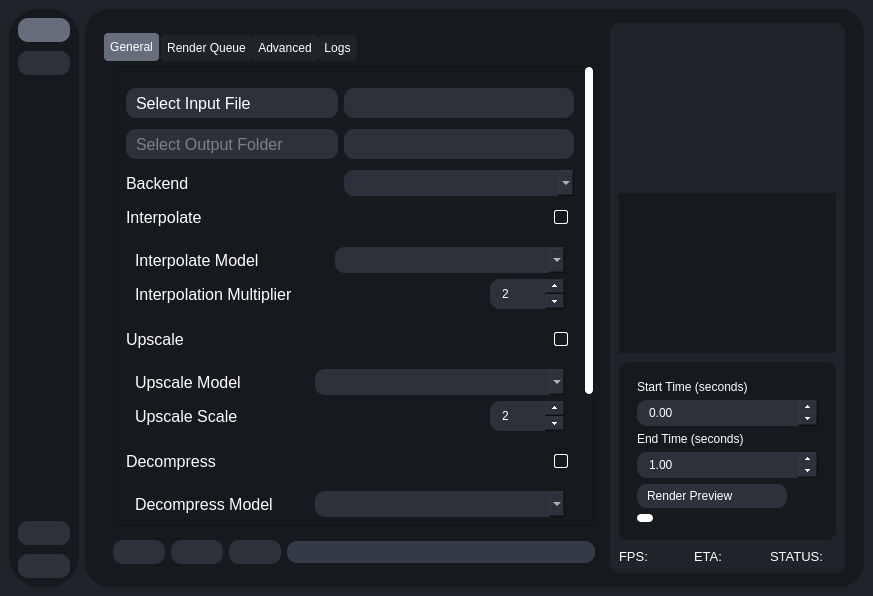
The window that testRVEInterface.ui (gokulmc/enhance_crop) describes before a commit, drawn with Qt 5.
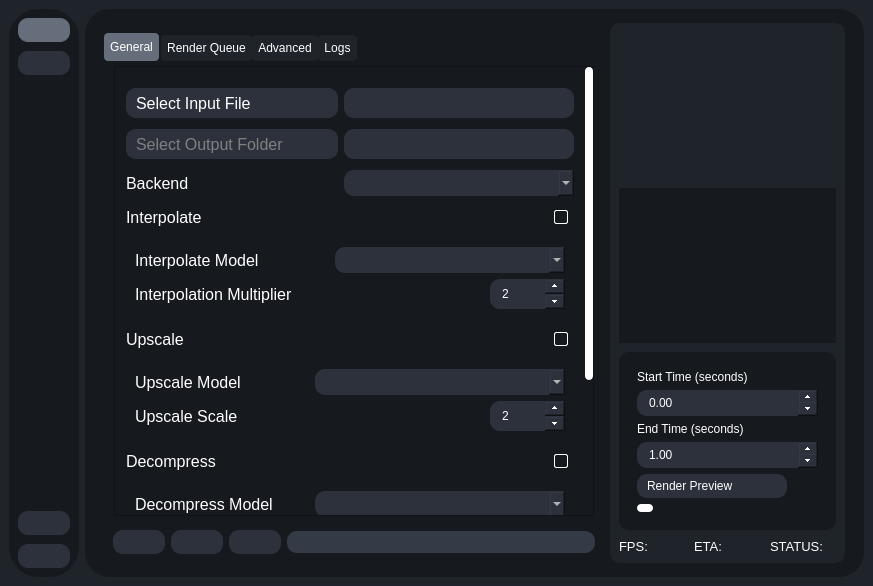
The same window after the commit. Icons and pictures are not drawn.

Commit message: make gui expand better

Diff of the .ui file:
```diff
--- a/testRVEInterface.ui
+++ b/testRVEInterface.ui
@@ -1006,7 +1006,7 @@
                          </property>
                          <widget class="QWidget" name="generalSettings">
                           <property name="sizePolicy">
-                           <sizepolicy hsizetype="MinimumExpanding" vsizetype="MinimumExpanding">
+                           <sizepolicy hsizetype="MinimumExpanding" vsizetype="Expanding">
                             <horstretch>0</horstretch>
                             <verstretch>0</verstretch>
                            </sizepolicy>
@@ -1039,7 +1039,7 @@
                            <item>
                             <widget class="QWidget" name="widget_5" native="true">
                              <property name="sizePolicy">
-                              <sizepolicy hsizetype="MinimumExpanding" vsizetype="MinimumExpanding">
+                              <sizepolicy hsizetype="MinimumExpanding" vsizetype="Expanding">
                                <horstretch>0</horstretch>
                                <verstretch>0</verstretch>
                               </sizepolicy>
@@ -1090,8 +1090,8 @@
                                   <rect>
                                    <x>0</x>
                                    <y>0</y>
-                                   <width>470</width>
-                                   <height>668</height>
+                                   <width>478</width>
+                                   <height>985</height>
                                   </rect>
                                  </property>
                                  <layout class="QVBoxLayout" name="verticalLayout_32">
```
Left out of the diff: 22 changed lines with no effect on the pictures.
